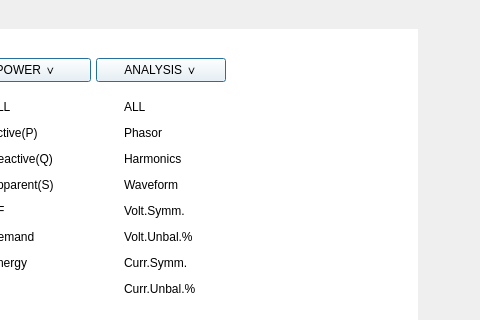
First picture: the form in setup_test/setting.ui, repository badpooh/Vision, before the edit; both pictures show x 357 to 837 and y 0 to 320 of the 837 by 769 pixel window.
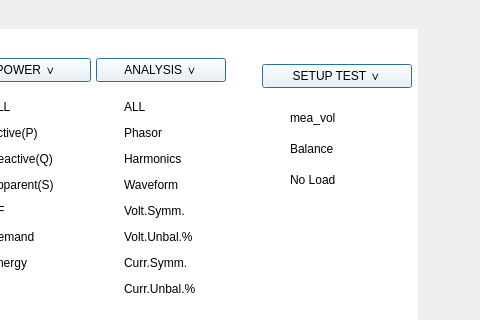
Second picture: the form after the edit.

```diff
--- a/setup_test/setting.ui
+++ b/setup_test/setting.ui
@@ -853,6 +853,112 @@
          </item>
         </layout>
        </widget>
+       <widget class="QWidget" name="sub_menu7" native="true">
+        <property name="geometry">
+         <rect>
+          <x>590</x>
+          <y>35</y>
+          <width>150</width>
+          <height>140</height>
+         </rect>
+        </property>
+        <property name="minimumSize">
+         <size>
+          <width>120</width>
+          <height>0</height>
+         </size>
+        </property>
+        <property name="styleSheet">
+         <string notr="true">QWidget{
+	background-color: rgba(255, 255, 255, 0);
+}</string>
+        </property>
+        <layout class="QVBoxLayout" name="verticalLayout_16">
+         <item>
+          <layout class="QVBoxLayout" name="sub_box6_2">
+           <item>
+            <widget class="QPushButton" name="btn_menu_setup_test">
+             <property name="sizePolicy">
+              <sizepolicy hsizetype="Preferred" vsizetype="Minimum">
+               <horstretch>0</horstretch>
+               <verstretch>0</verstretch>
+              </sizepolicy>
+             </property>
+             <property name="minimumSize">
+              <size>
+               <width>130</width>
+               <height>24</height>
+              </size>
+             </property>
+             <property name="maximumSize">
+              <size>
+               <width>16777215</width>
+               <height>24</height>
+              </size>
+             </property>
+             <property name="text">
+              <string>SETUP TEST ∨</string>
+             </property>
+             <property name="checkable">
+              <bool>true</bool>
+             </property>
+             <property name="checked">
+              <bool>false</bool>
+             </property>
+             <property name="autoDefault">
+              <bool>false</bool>
+             </property>
+             <property name="default">
+              <bool>true</bool>
+             </property>
+             <property name="flat">
+              <bool>false</bool>
+             </property>
+            </widget>
+           </item>
+           <item>
+            <widget class="QWidget" name="setup_check_box" native="true">
+             <property name="sizePolicy">
+              <sizepolicy hsizetype="Preferred" vsizetype="Minimum">
+               <horstretch>0</horstretch>
+               <verstretch>0</verstretch>
+              </sizepolicy>
+             </property>
+             <layout class="QVBoxLayout" name="verticalLayout_17">
+              <item>
+               <widget class="QCheckBox" name="mea_vol">
+                <property name="text">
+                 <string>mea_vol</string>
+                </property>
+               </widget>
+              </item>
+              <item>
+               <widget class="QCheckBox" name="etc1">
+                <property name="sizePolicy">
+                 <sizepolicy hsizetype="Minimum" vsizetype="Fixed">
+                  <horstretch>0</horstretch>
+                  <verstretch>0</verstretch>
+                 </sizepolicy>
+                </property>
+                <property name="text">
+                 <string>Balance</string>
+                </property>
+               </widget>
+              </item>
+              <item>
+               <widget class="QCheckBox" name="etc2">
+                <property name="text">
+                 <string>No Load</string>
+                </property>
+               </widget>
+              </item>
+             </layout>
+            </widget>
+           </item>
+          </layout>
+         </item>
+        </layout>
+       </widget>
        <zorder>main_menu2</zorder>
        <zorder>btn_apply</zorder>
        <zorder>btn_cancel</zorder>
```
Left out of the diff: 1 changed line with no effect on the pictures.
